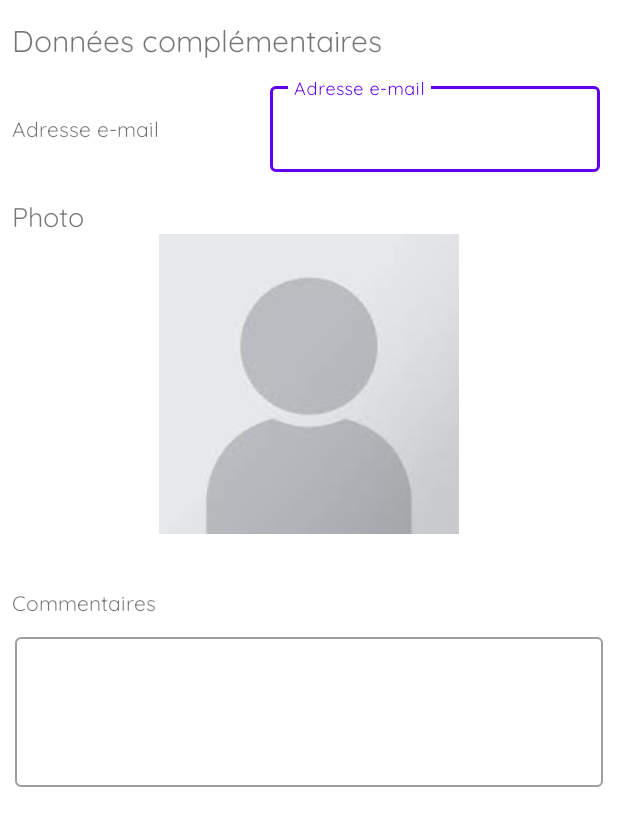
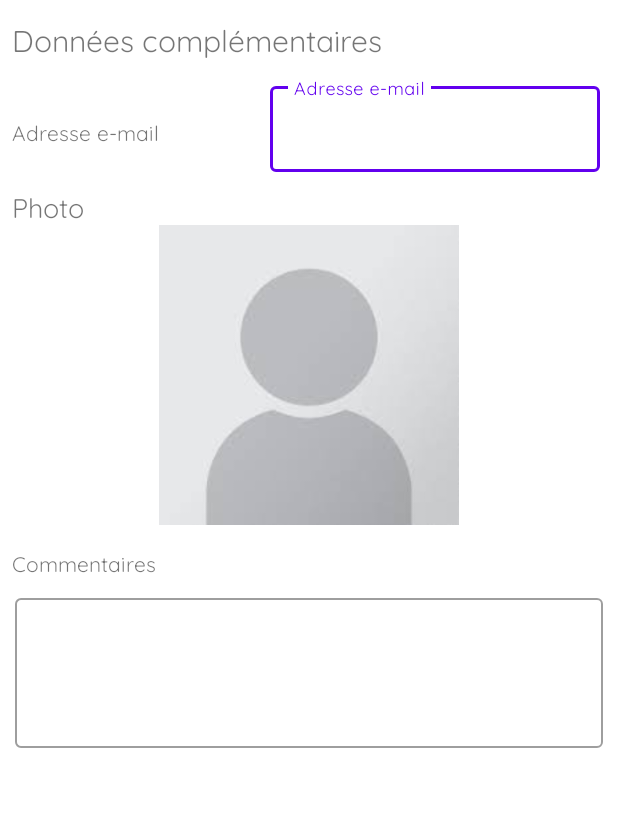
Before and after one commit to Alessandro-AP/AND_Labo3, an Android app: the layout additional_details_section.xml on its own in the app's theme, with its tools: preview values and no code run, on a phone screen of 412 x 824 dp. Shown: the top 826 px of the screen. Run offline under Robolectric (Android 15) with nearby library versions, the phone set to English and light mode, and no system bars.

Commit message:
fix layout

```diff
--- a/app/src/main/res/layout/additional_details_section.xml
+++ b/app/src/main/res/layout/additional_details_section.xml
@@ -23,11 +23,10 @@
         android:layout_width="wrap_content"
         android:layout_height="wrap_content"
         android:layout_marginStart="8dp"
-        android:layout_marginTop="35dp"
         android:fontFamily="@font/quicksand"
         android:text="@string/additional_email_title"
-        app:layout_constraintStart_toStartOf="parent"
-        app:layout_constraintTop_toBottomOf="@+id/additionalData" />
+        app:layout_constraintBaseline_toBaselineOf="@+id/mailET"
+        app:layout_constraintStart_toStartOf="parent" />
 
     <com.google.android.material.textfield.TextInputLayout
         android:id="@+id/mailET"
@@ -53,21 +52,20 @@
         android:layout_width="match_parent"
         android:layout_height="wrap_content"
         android:layout_marginStart="8dp"
-        android:layout_marginTop="35dp"
+        android:layout_marginTop="10dp"
         android:fontFamily="@font/quicksand"
         android:text="@string/additional_picture_title"
         android:textSize="18sp"
         app:layout_constraintStart_toStartOf="parent"
-        app:layout_constraintTop_toBottomOf="@+id/mailTV" />
+        app:layout_constraintTop_toBottomOf="@+id/mailET" />
 
     <ImageView
         android:id="@+id/photoIV"
-        android:layout_width="match_parent"
+        android:layout_width="wrap_content"
         android:layout_height="200dp"
         android:contentDescription="@string/additional_picture_cntdesc"
         android:scaleType="fitCenter"
         app:layout_constraintEnd_toEndOf="parent"
-        app:layout_constraintHorizontal_bias="0.0"
         app:layout_constraintStart_toStartOf="parent"
         app:layout_constraintTop_toBottomOf="@+id/photoTV"
         app:srcCompat="@drawable/placeholder_selfie" />
@@ -77,7 +75,7 @@
         android:layout_width="match_parent"
         android:layout_height="wrap_content"
         android:layout_marginStart="8dp"
-        android:layout_marginTop="35dp"
+        android:layout_marginTop="15dp"
         android:fontFamily="@font/quicksand"
         android:text="@string/additional_remarks_title"
         app:layout_constraintStart_toStartOf="parent"
@@ -88,9 +86,8 @@
         style="@style/Widget.MaterialComponents.TextInputLayout.OutlinedBox"
         android:layout_width="match_parent"
         android:layout_height="wrap_content"
-        android:layout_marginStart="10dp"
+        android:layout_marginHorizontal="10dp"
         android:layout_marginTop="8dp"
-        android:layout_marginEnd="10dp"
         app:layout_constraintEnd_toEndOf="parent"
         app:layout_constraintStart_toStartOf="parent"
         app:layout_constraintTop_toBottomOf="@+id/remarksTV">
```
Also changed, not shown: app/src/main/res/layout/activity_main.xml (+5 -8 lines), app/src/main/res/layout/base_details_section.xml (+12 -16 lines), app/src/main/res/layout/employee_section.xml (+7 -11 lines), app/src/main/res/layout/student_section.xml (+6 -9 lines).
